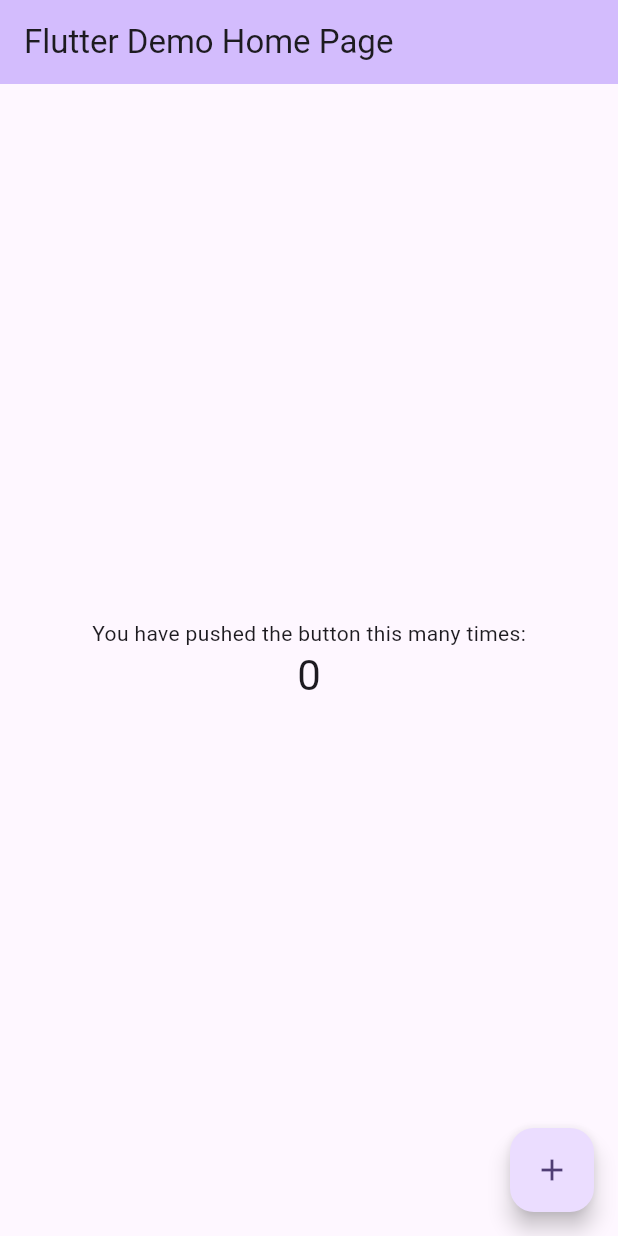
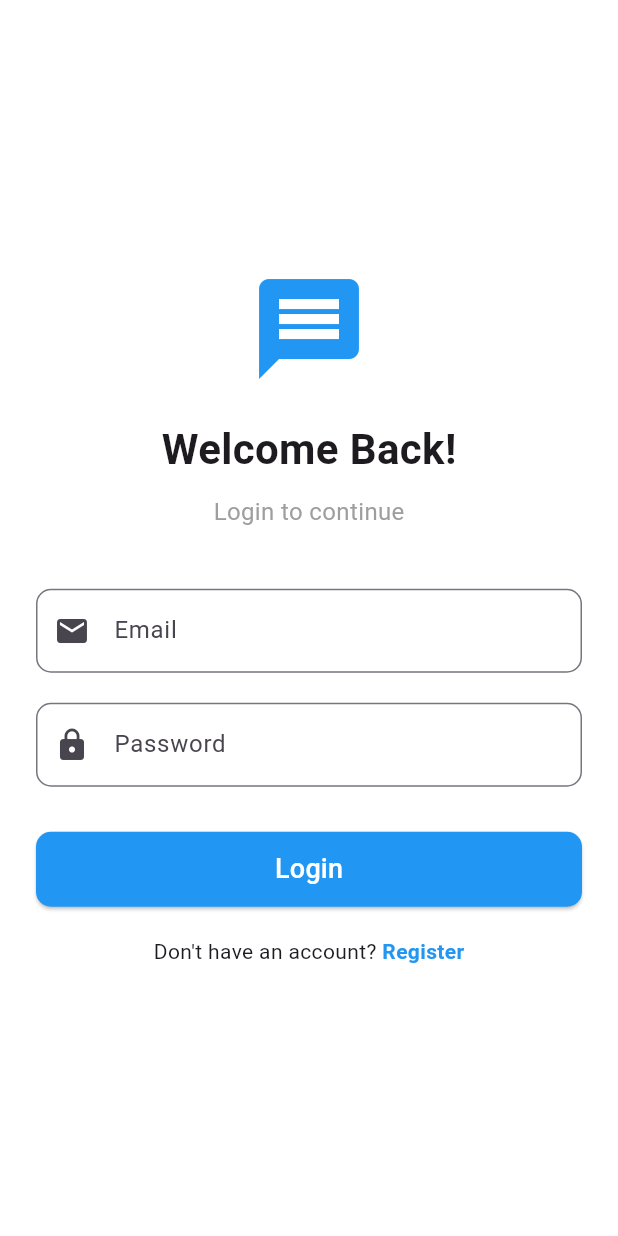
Before and after one commit to princeampofo/messageboard, a Flutter app: the screen it shows after launch, on a phone screen of 412 x 824 dp. Run offline on Flutter 3.47's test engine with Material 3 defaults, Android fonts, the phone set to English and light mode, and no system bars; our stand-ins replace cloud_firestore, firebase_auth, firebase_core; accounts and stored records are empty; generated files the repository leaves out were written again.

Commit message:
(feat): created minimal signin, signup and splash screen

```diff
--- a/analysis_options.yaml
+++ b/analysis_options.yaml
@@ -7,6 +7,9 @@
 
 # The following line activates a set of recommended lints for Flutter apps,
 # packages, and plugins designed to encourage good coding practices.
+analyzer:
+  errors:
+    library_private_types_in_public_api: ignore
 include: package:flutter_lints/flutter.yaml
 
 linter:
--- a/lib/main.dart
+++ b/lib/main.dart
@@ -1,122 +1,33 @@
 import 'package:flutter/material.dart';
+import 'package:firebase_core/firebase_core.dart';
+import 'screens/splash.dart';
+import 'firebase_options.dart';
 
-void main() {
-  runApp(const MyApp());
+void main() async {
+  // Make sure Flutter is ready before starting Firebase
+  WidgetsFlutterBinding.ensureInitialized();
+
+  // Initialize Firebase
+  await Firebase.initializeApp(
+    options: DefaultFirebaseOptions.currentPlatform,
+  );
+
+  runApp(MyApp());
 }
 
 class MyApp extends StatelessWidget {
   const MyApp({super.key});
 
-  // This widget is the root of your application.
   @override
   Widget build(BuildContext context) {
     return MaterialApp(
-      title: 'Flutter Demo',
+      title: 'Message Board App',
       theme: ThemeData(
-        // This is the theme of your application.
-        //
-        // TRY THIS: Try running your application with "flutter run". You'll see
-        // the application has a purple toolbar. Then, without quitting the app,
-        // try changing the seedColor in the colorScheme below to Colors.green
-        // and then invoke "hot reload" (save your changes or press the "hot
-        // reload" button in a Flutter-supported IDE, or press "r" if you used
-        // the command line to start the app).
-        //
-        // Notice that the counter didn't reset back to zero; the application
-        // state is not lost during the reload. To reset the state, use hot
-        // restart instead.
-        //
-        // This works for code too, not just values: Most code changes can be
-        // tested with just a hot reload.
-        colorScheme: ColorScheme.fromSeed(seedColor: Colors.deepPurple),
+        primarySwatch: Colors.blue,
+        visualDensity: VisualDensity.adaptivePlatformDensity,
       ),
-      home: const MyHomePage(title: 'Flutter Demo Home Page'),
+      home: SplashScreen(),
+      debugShowCheckedModeBanner: false,
     );
   }
 }
-
-class MyHomePage extends StatefulWidget {
-  const MyHomePage({super.key, required this.title});
-
-  // This widget is the home page of your application. It is stateful, meaning
-  // that it has a State object (defined below) that contains fields that affect
-  // how it looks.
-
-  // This class is the configuration for the state. It holds the values (in this
-  // case the title) provided by the parent (in this case the App widget) and
-  // used by the build method of the State. Fields in a Widget subclass are
-  // always marked "final".
-
-  final String title;
-
-  @override
-  State<MyHomePage> createState() => _MyHomePageState();
-}
-
-class _MyHomePageState extends State<MyHomePage> {
-  int _counter = 0;
-
-  void _incrementCounter() {
-    setState(() {
-      // This call to setState tells the Flutter framework that something has
-      // changed in this State, which causes it to rerun the build method below
-      // so that the display can reflect the updated values. If we changed
-      // _counter without calling setState(), then the build method would not be
-      // called again, and so nothing would appear to happen.
-      _counter++;
-    });
-  }
-
-  @override
-  Widget build(BuildContext context) {
-    // This method is rerun every time setState is called, for instance as done
-    // by the _incrementCounter method above.
-    //
-    // The Flutter framework has been optimized to make rerunning build methods
-    // fast, so that you can just rebuild anything that needs updating rather
-    // than having to individually change instances of widgets.
-    return Scaffold(
-      appBar: AppBar(
-        // TRY THIS: Try changing the color here to a specific color (to
-        // Colors.amber, perhaps?) and trigger a hot reload to see the AppBar
-        // change color while the other colors stay the same.
-        backgroundColor: Theme.of(context).colorScheme.inversePrimary,
-        // Here we take the value from the MyHomePage object that was created by
-        // the App.build method, and use it to set our appbar title.
-        title: Text(widget.title),
-      ),
-      body: Center(
-        // Center is a layout widget. It takes a single child and positions it
-        // in the middle of the parent.
-        child: Column(
-          // Column is also a layout widget. It takes a list of children and
-          // arranges them vertically. By default, it sizes itself to fit its
-          // children horizontally, and tries to be as tall as its parent.
-          //
-          // Column has various properties to control how it sizes itself and
-          // how it positions its children. Here we use mainAxisAlignment to
-          // center the children vertically; the main axis here is the vertical
-          // axis because Columns are vertical (the cross axis would be
-          // horizontal).
-          //
-          // TRY THIS: Invoke "debug painting" (choose the "Toggle Debug Paint"
-          // action in the IDE, or press "p" in the console), to see the
-          // wireframe for each widget.
-          mainAxisAlignment: MainAxisAlignment.center,
-          children: <Widget>[
-            const Text('You have pushed the button this many times:'),
-            Text(
-              '$_counter',
-              style: Theme.of(context).textTheme.headlineMedium,
-            ),
-          ],
-        ),
-      ),
-      floatingActionButton: FloatingActionButton(
-        onPressed: _incrementCounter,
-        tooltip: 'Increment',
-        child: const Icon(Icons.add),
-      ), // This trailing comma makes auto-formatting nicer for build methods.
-    );
-  }
-}
--- /dev/null
+++ b/lib/screens/signin.dart
@@ -0,0 +1,191 @@
+import 'package:flutter/material.dart';
+import 'package:firebase_auth/firebase_auth.dart';
+import 'signup.dart';
+
+class LoginScreen extends StatefulWidget {
+  const LoginScreen({super.key});
+
+  @override
+  _LoginScreenState createState() => _LoginScreenState();
+}
+
+class _LoginScreenState extends State<LoginScreen> {
+  // Controllers to get text from input fields
+  final TextEditingController emailController = TextEditingController();
+  final TextEditingController passwordController = TextEditingController();
+
+  // Firebase Auth instance
+  final FirebaseAuth auth = FirebaseAuth.instance;
+
+  // Loading state
+  bool isLoading = false;
+
+  // Function to login user
+  Future<void> loginUser() async {
+    // Get email and password from text fields
+    String email = emailController.text.trim();
+    String password = passwordController.text.trim();
+
+    // Check if fields are empty
+    if (email.isEmpty || password.isEmpty) {
+      showMessage('Please fill all fields');
+      return;
+    }
+
+    setState(() {
+      isLoading = true;
+    });
+
+    try {
+      // Try to sign in with Firebase
+      await auth.signInWithEmailAndPassword(
+        email: email,
+        password: password,
+      );
+
+      // If successful, go to home screen
+      Navigator.pushReplacement(
+        context,
+        MaterialPageRoute(builder: (context) =>  Scaffold(
+          body: Center(child: Text('Home Screen')),
+        )),
+      );
+    } catch (e) {
+      // If error, show message
+      showMessage('Login failed: ${e.toString()}');
+    }
+
+    setState(() {
+      isLoading = false;
+    });
+  }
+
+  // Function to show messages
+  void showMessage(String message) {
+    ScaffoldMessenger.of(context).showSnackBar(
+      SnackBar(content: Text(message)),
+    );
+  }
+
+  @override
+  Widget build(BuildContext context) {
+    return Scaffold(
+      backgroundColor: Colors.white,
+      body: SafeArea(
+        child: Center(
+          child: SingleChildScrollView(
+            padding: EdgeInsets.all(24),
+            child: Column(
+              mainAxisAlignment: MainAxisAlignment.center,
+              children: [
+                // App icon
+                Icon(
+                  Icons.message,
+                  size: 80,
+                  color: Colors.blue,
+                ),
+                SizedBox(height: 20),
+
+                // Welcome text
+                Text(
+                  'Welcome Back!',
+                  style: TextStyle(
+                    fontSize: 28,
+                    fontWeight: FontWeight.bold,
+                  ),
+                ),
+                SizedBox(height: 10),
+                Text(
+                  'Login to continue',
+                  style: TextStyle(
+                    fontSize: 16,
+                    color: Colors.grey,
+                  ),
+                ),
+                SizedBox(height: 40),
+
+                // Email input field
+                TextField(
+                  controller: emailController,
+                  decoration: InputDecoration(
+                    labelText: 'Email',
+                    prefixIcon: Icon(Icons.email),
+                    border: OutlineInputBorder(
+                      borderRadius: BorderRadius.circular(10),
+                    ),
+                  ),
+                  keyboardType: TextInputType.emailAddress,
+                ),
+                SizedBox(height: 20),
+
+                // Password input field
+                TextField(
+                  controller: passwordController,
+                  decoration: InputDecoration(
+                    labelText: 'Password',
+                    prefixIcon: Icon(Icons.lock),
+                    border: OutlineInputBorder(
+                      borderRadius: BorderRadius.circular(10),
+                    ),
+                  ),
+                  obscureText: true,
+                ),
+                SizedBox(height: 30),
+
+                // Login button
+                SizedBox(
+                  width: double.infinity,
+                  height: 50,
+                  child: ElevatedButton(
+                    onPressed: isLoading ? null : loginUser,
+                    style: ElevatedButton.styleFrom(
+                      backgroundColor: Colors.blue,
+                      shape: RoundedRectangleBorder(
+                        borderRadius: BorderRadius.circular(10),
+                      ),
+                    ),
+                    child: isLoading
+                        ? CircularProgressIndicator(color: Colors.white)
+                        : Text(
+                            'Login',
+                            style: TextStyle(
+                              fontSize: 18,
+                              color: Colors.white,
+                            ),
+                          ),
+                  ),
+                ),
+                SizedBox(height: 20),
+
+                // Register link
+                Row(
+                  mainAxisAlignment: MainAxisAlignment.center,
+                  children: [
+                    Text("Don't have an account? "),
+                    GestureDetector(
+                      onTap: () {
+                        Navigator.push(
+                          context,
+                          MaterialPageRoute(
+                            builder: (context) => RegistrationScreen(),
+                          ),
+                        );
+                      },
+                      child: Text(
+                        'Register',
+                        style: TextStyle(
+                          color: Colors.blue,
+                          fontWeight: FontWeight.bold,
+                        ),
+                      ),
+                    ),
+                  ],
+                ),
+              ],
+            ),
+          ),
+        ),
+      ),
+    );
+  }
+}
```
Also changed, not shown: lib/screens/signup.dart (added, +234 -0 lines), lib/screens/splash.dart (added, +60 -0 lines), 1 other file.
